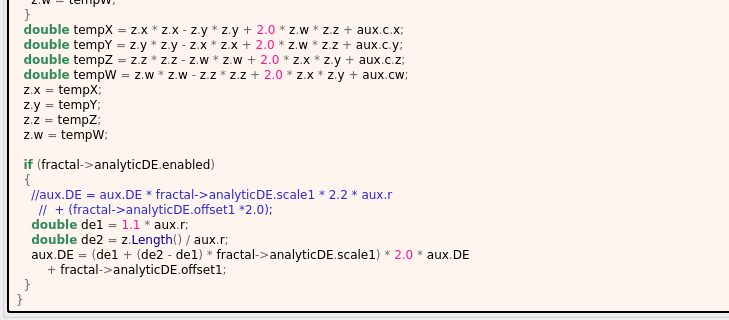
Qt form mandelbulber2/formula/ui/aexion.ui (buddhi1980/mandelbulber2) before a commit; both pictures show x 0 to 729 and y 647 to 967 of the 871 by 967 pixel window.
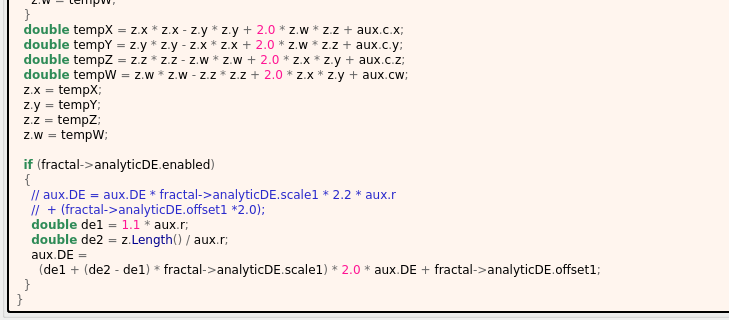
The same form after that commit. Custom widgets are drawn as their Qt base class.

The edit to the form file:
```diff
--- a/mandelbulber2/formula/ui/aexion.ui
+++ b/mandelbulber2/formula/ui/aexion.ui
@@ -279,12 +279,12 @@
 
   &lt;span style=&quot;color:#2e8b57; font-weight:bold&quot;&gt;if&lt;/span&gt; &lt;span style=&quot;color:#676767&quot;&gt;(&lt;/span&gt;fractal&lt;span style=&quot;color:#676767&quot;&gt;-&amp;gt;&lt;/span&gt;analyticDE&lt;span style=&quot;color:#676767&quot;&gt;.&lt;/span&gt;enabled&lt;span style=&quot;color:#676767&quot;&gt;)&lt;/span&gt;
   &lt;span style=&quot;color:#676767&quot;&gt;{&lt;/span&gt;
-    &lt;span style=&quot;color:#2929cc&quot;&gt;//aux.DE = aux.DE * fractal-&amp;gt;analyticDE.scale1 * 2.2 * aux.r&lt;/span&gt;
-      &lt;span style=&quot;color:#2929cc&quot;&gt;//  + (fractal-&amp;gt;analyticDE.offset1 *2.0);&lt;/span&gt;
+    &lt;span style=&quot;color:#2929cc&quot;&gt;// aux.DE = aux.DE * fractal-&amp;gt;analyticDE.scale1 * 2.2 * aux.r&lt;/span&gt;
+    &lt;span style=&quot;color:#2929cc&quot;&gt;//  + (fractal-&amp;gt;analyticDE.offset1 *2.0);&lt;/span&gt;
     &lt;span style=&quot;color:#2e8b57; font-weight:bold&quot;&gt;double&lt;/span&gt; de1 &lt;span style=&quot;color:#676767&quot;&gt;=&lt;/span&gt; &lt;span style=&quot;color:#ff1493&quot;&gt;1.1&lt;/span&gt; &lt;span style=&quot;color:#676767&quot;&gt;*&lt;/span&gt; aux&lt;span style=&quot;color:#676767&quot;&gt;.&lt;/span&gt;r&lt;span style=&quot;color:#676767&quot;&gt;;&lt;/span&gt;
     &lt;span style=&quot;color:#2e8b57; font-weight:bold&quot;&gt;double&lt;/span&gt; de2 &lt;span style=&quot;color:#676767&quot;&gt;=&lt;/span&gt; z&lt;span style=&quot;color:#676767&quot;&gt;.&lt;/span&gt;&lt;span style=&quot;color:#00008f&quot;&gt;Length&lt;/span&gt;&lt;span style=&quot;color:#676767&quot;&gt;() /&lt;/span&gt; aux&lt;span style=&quot;color:#676767&quot;&gt;.&lt;/span&gt;r&lt;span style=&quot;color:#676767&quot;&gt;;&lt;/span&gt;
-    aux&lt;span style=&quot;color:#676767&quot;&gt;.&lt;/span&gt;DE &lt;span style=&quot;color:#676767&quot;&gt;= (&lt;/span&gt;de1 &lt;span style=&quot;color:#676767&quot;&gt;+ (&lt;/span&gt;de2 &lt;span style=&quot;color:#676767&quot;&gt;-&lt;/span&gt; de1&lt;span style=&quot;color:#676767&quot;&gt;) *&lt;/span&gt; fractal&lt;span style=&quot;color:#676767&quot;&gt;-&amp;gt;&lt;/span&gt;analyticDE&lt;span style=&quot;color:#676767&quot;&gt;.&lt;/span&gt;scale1&lt;span style=&quot;color:#676767&quot;&gt;) *&lt;/span&gt; &lt;span style=&quot;color:#ff1493&quot;&gt;2.0&lt;/span&gt; &lt;span style=&quot;color:#676767&quot;&gt;*&lt;/span&gt; aux&lt;span style=&quot;color:#676767&quot;&gt;.&lt;/span&gt;DE
-        &lt;span style=&quot;color:#676767&quot;&gt;+&lt;/span&gt; fractal&lt;span style=&quot;color:#676767&quot;&gt;-&amp;gt;&lt;/span&gt;analyticDE&lt;span style=&quot;color:#676767&quot;&gt;.&lt;/span&gt;offset1&lt;span style=&quot;color:#676767&quot;&gt;;&lt;/span&gt;
+    aux&lt;span style=&quot;color:#676767&quot;&gt;.&lt;/span&gt;DE &lt;span style=&quot;color:#676767&quot;&gt;=&lt;/span&gt;
+      &lt;span style=&quot;color:#676767&quot;&gt;(&lt;/span&gt;de1 &lt;span style=&quot;color:#676767&quot;&gt;+ (&lt;/span&gt;de2 &lt;span style=&quot;color:#676767&quot;&gt;-&lt;/span&gt; de1&lt;span style=&quot;color:#676767&quot;&gt;) *&lt;/span&gt; fractal&lt;span style=&quot;color:#676767&quot;&gt;-&amp;gt;&lt;/span&gt;analyticDE&lt;span style=&quot;color:#676767&quot;&gt;.&lt;/span&gt;scale1&lt;span style=&quot;color:#676767&quot;&gt;) *&lt;/span&gt; &lt;span style=&quot;color:#ff1493&quot;&gt;2.0&lt;/span&gt; &lt;span style=&quot;color:#676767&quot;&gt;*&lt;/span&gt; aux&lt;span style=&quot;color:#676767&quot;&gt;.&lt;/span&gt;DE &lt;span style=&quot;color:#676767&quot;&gt;+&lt;/span&gt; fractal&lt;span style=&quot;color:#676767&quot;&gt;-&amp;gt;&lt;/span&gt;analyticDE&lt;span style=&quot;color:#676767&quot;&gt;.&lt;/span&gt;offset1&lt;span style=&quot;color:#676767&quot;&gt;;&lt;/span&gt;
   &lt;span style=&quot;color:#676767&quot;&gt;}&lt;/span&gt;
 &lt;span style=&quot;color:#676767&quot;&gt;}&lt;/span&gt;
 &lt;/pre&gt;
```
